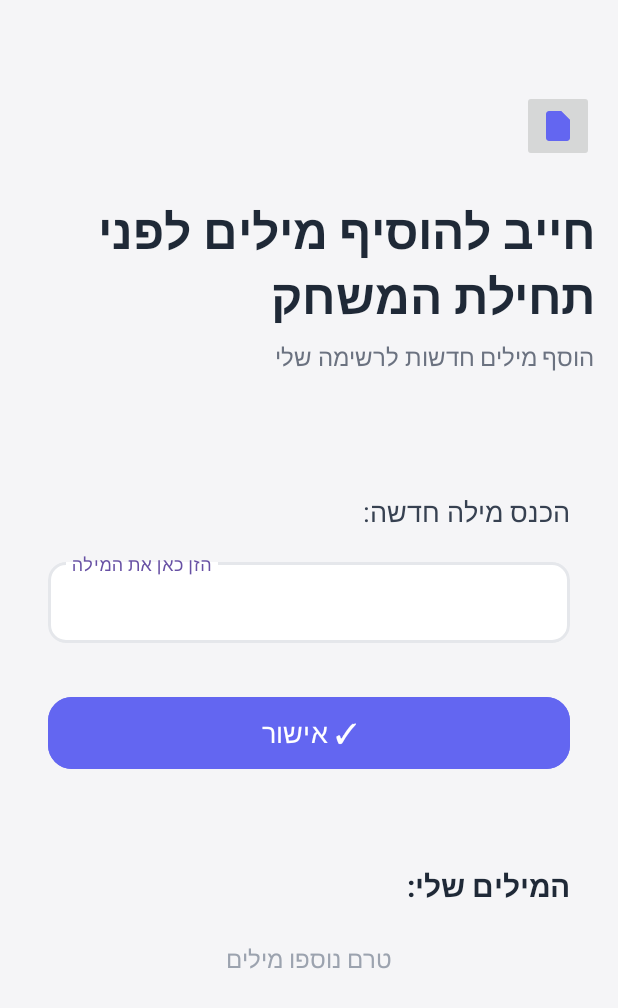
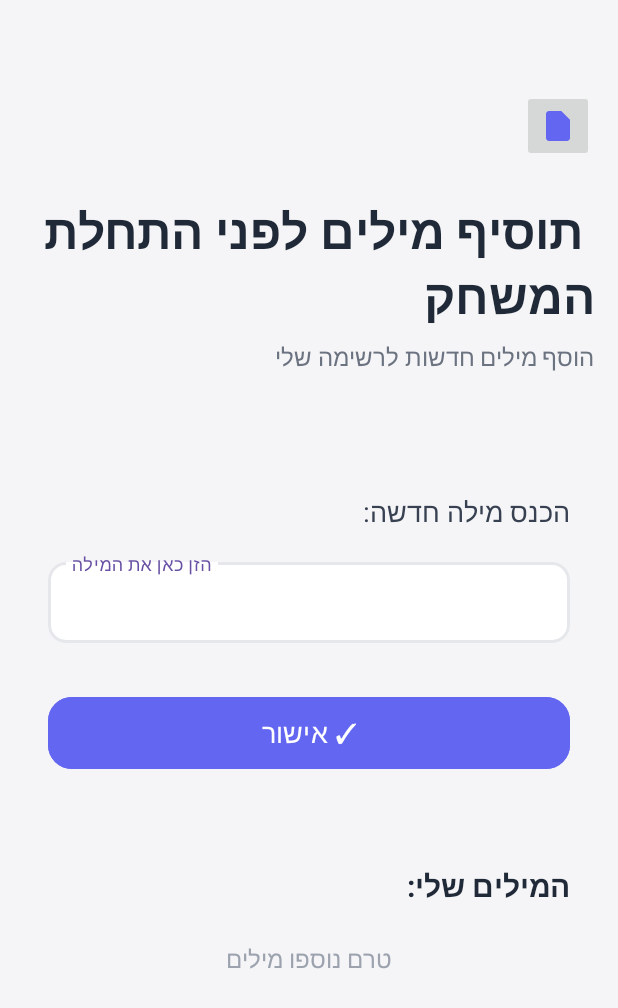
Before and after one commit to INONSEGEV/Hangman-game, an Android app: the screen it shows after launch (addWordsActivity), after a tap on "לחץ כדי להתחיל משחק", on a phone screen of 412 x 824 dp. Shown: the top 1008 px of the screen. Run offline under Robolectric (Android 15) with nearby library versions, the light colour scheme and no system bars; our stand-ins replace FlexboxLayout; 7 statements that could not run were skipped.

Commit message:
תיקון באגים

```diff
--- a/app/src/main/java/com/example/hangmangame/GameActivity.java
+++ b/app/src/main/java/com/example/hangmangame/GameActivity.java
@@ -61,7 +61,7 @@ public class GameActivity extends AppCompatActivity {
         {
             Toast.makeText(this,"",Toast.LENGTH_SHORT);
            Intent i=new Intent(this,addWordsActivity.class);
-           i.putExtra("add","חייב להוסיף מילים לפני תחילת המשחק");
+           i.putExtra("add", " תוסיף מילים לפני התחלת המשחק");
            startActivity(i);
            finish();
 
@@ -253,7 +253,7 @@ public class GameActivity extends AppCompatActivity {
             Toast.makeText(this, "נחשפת המילה: " + selectedWord, Toast.LENGTH_SHORT).show();
             scoreAll++;
             yesWords.add(selectedWord);
-            startNextWord();
+            new android.os.Handler().postDelayed(() -> startNextWord(), 700); // 700ms דיליי
         }
     }
 
@@ -261,7 +261,7 @@ public class GameActivity extends AppCompatActivity {
         Toast.makeText(this, "המילה הייתה: " + selectedWord, Toast.LENGTH_SHORT).show();
         wrongCountAll++;
         noWords.add(selectedWord);
-        startNextWord();
+        new android.os.Handler().postDelayed(() -> startNextWord(), 1500); // 700ms דיליי
     }
     private void saveWords(List<String> words) {
         SharedPreferences prefs = getSharedPreferences(PREFS_NAME, MODE_PRIVATE);
--- a/app/src/main/java/com/example/hangmangame/addWordsActivity.java
+++ b/app/src/main/java/com/example/hangmangame/addWordsActivity.java
@@ -4,6 +4,7 @@ import android.content.Intent;
 import android.content.SharedPreferences;
 import android.os.Bundle;
 import android.view.View;
+import android.view.inputmethod.InputMethodManager;
 import android.widget.Button;
 import android.widget.EditText;
 import android.widget.ImageButton;
@@ -37,7 +38,7 @@ public class addWordsActivity extends AppCompatActivity {
         super.onCreate(savedInstanceState);
         EdgeToEdge.enable(this);
         setContentView(R.layout.activity_add_words);
-
+        hideSystemUI();
         recyclerView = findViewById(R.id.rv_words_list);
         editWord = findViewById(R.id.et_word_input);
         btnAdd = findViewById(R.id.btn_confirm);
@@ -62,6 +63,13 @@ public class addWordsActivity extends AppCompatActivity {
         }
 
         btnAdd.setOnClickListener(v -> {
+            // סגור את המקלדת אם היא פתוחה
+            InputMethodManager imm = (InputMethodManager) getSystemService(INPUT_METHOD_SERVICE);
+            View view = getCurrentFocus();
+            if (view == null) view = new View(this); // במקרה שאין פוקוס
+            imm.hideSoftInputFromWindow(view.getWindowToken(), 0);
+
+            // קוד קיים להוספת מילה
             String newWord = editWord.getText().toString().trim();
             if (!newWord.isEmpty()) {
                 words.add(newWord);
@@ -109,4 +117,12 @@ public class addWordsActivity extends AppCompatActivity {
         }
         return list;
     }
+    private void hideSystemUI() {
+        View decorView = getWindow().getDecorView();
+        decorView.setSystemUiVisibility(
+                View.SYSTEM_UI_FLAG_HIDE_NAVIGATION
+                        | View.SYSTEM_UI_FLAG_FULLSCREEN
+                        | View.SYSTEM_UI_FLAG_IMMERSIVE_STICKY
+        );
+    }
 }
--- a/app/src/main/res/layout/activity_add_words.xml
+++ b/app/src/main/res/layout/activity_add_words.xml
@@ -1,14 +1,18 @@
 <?xml version="1.0" encoding="utf-8"?>
-<androidx.constraintlayout.widget.ConstraintLayout xmlns:android="http://schemas.android.com/apk/res/android"
+<androidx.core.widget.NestedScrollView
+    xmlns:android="http://schemas.android.com/apk/res/android"
     xmlns:app="http://schemas.android.com/apk/res-auto"
-    xmlns:tools="http://schemas.android.com/tools"
-    android:id="@+id/main"
     android:layout_width="match_parent"
     android:layout_height="match_parent"
-    android:background="#F5F5F7"
-    tools:context=".addWordsActivity">
+    android:fillViewport="true"
+    android:background="#F5F5F7">
 
+    <androidx.constraintlayout.widget.ConstraintLayout
+        android:layout_width="match_parent"
+        android:layout_height="wrap_content"
+        android:paddingBottom="32dp">
 
+        <!-- כל ה־Views הקיימים שלך נשמרים כאן -->
         <!-- Header Icon -->
         <ImageButton
             android:id="@+id/btn_save"
@@ -20,8 +24,6 @@
             app:layout_constraintEnd_toEndOf="parent"
             app:layout_constraintTop_toTopOf="parent"
             app:tint="#6366F1" />
-
-    <!-- Example ImageButton -->
 
         <!-- Main Title -->
         <TextView
@@ -49,7 +51,6 @@
             android:textSize="16sp"
             app:layout_constraintEnd_toEndOf="parent"
             app:layout_constraintTop_toBottomOf="@id/tv_main_title" />
-
 
         <!-- Input Section Label -->
         <TextView
@@ -144,21 +145,19 @@
             app:layout_constraintStart_toStartOf="parent"
             app:layout_constraintTop_toBottomOf="@id/tv_my_words_title" />
 
-    <!-- RecyclerView for words list (hidden when empty) -->
+        <!-- RecyclerView for words list (לא לגלילה פנימית) -->
         <androidx.recyclerview.widget.RecyclerView
             android:id="@+id/rv_words_list"
             android:layout_width="0dp"
-        android:layout_height="0dp"
+            android:layout_height="wrap_content"
+            android:nestedScrollingEnabled="false"
+            android:layout_marginTop="16dp"
             android:layout_marginStart="32dp"
-        android:layout_marginTop="16dp"
             android:layout_marginEnd="32dp"
             android:layout_marginBottom="32dp"
-        android:visibility="gone"
-        app:layout_constraintBottom_toBottomOf="parent"
-        app:layout_constraintEnd_toEndOf="parent"
+            app:layout_constraintTop_toBottomOf="@id/tv_my_words_title"
             app:layout_constraintStart_toStartOf="parent"
-        app:layout_constraintTop_toBottomOf="@id/tv_my_words_title"
-         />
-
+            app:layout_constraintEnd_toEndOf="parent"/>
 
     </androidx.constraintlayout.widget.ConstraintLayout>
+</androidx.core.widget.NestedScrollView>
--- a/app/src/main/res/layout/activity_game.xml
+++ b/app/src/main/res/layout/activity_game.xml
@@ -37,8 +37,10 @@
                 android:id="@+id/hangmanView"
                 android:layout_width="match_parent"
                 android:layout_height="0dp"
+                android:background="#FFFFFF"
                 app:layout_constraintTop_toTopOf="parent"
-                app:layout_constraintBottom_toTopOf="@id/gameInfoBar"/>
+                app:layout_constraintBottom_toTopOf="@id/gameInfoBar" />
+
 
 
             <LinearLayout
```
Also changed, not shown: app/src/main/java/com/example/hangmangame/GgActivity.java (+3 -4 lines), app/src/main/java/com/example/hangmangame/HangmanStepDrawView.java (+14 -13 lines), app/src/main/res/layout/word_row.xml (+8 -19 lines). Lines whose indentation alone changed are shown as unchanged.
